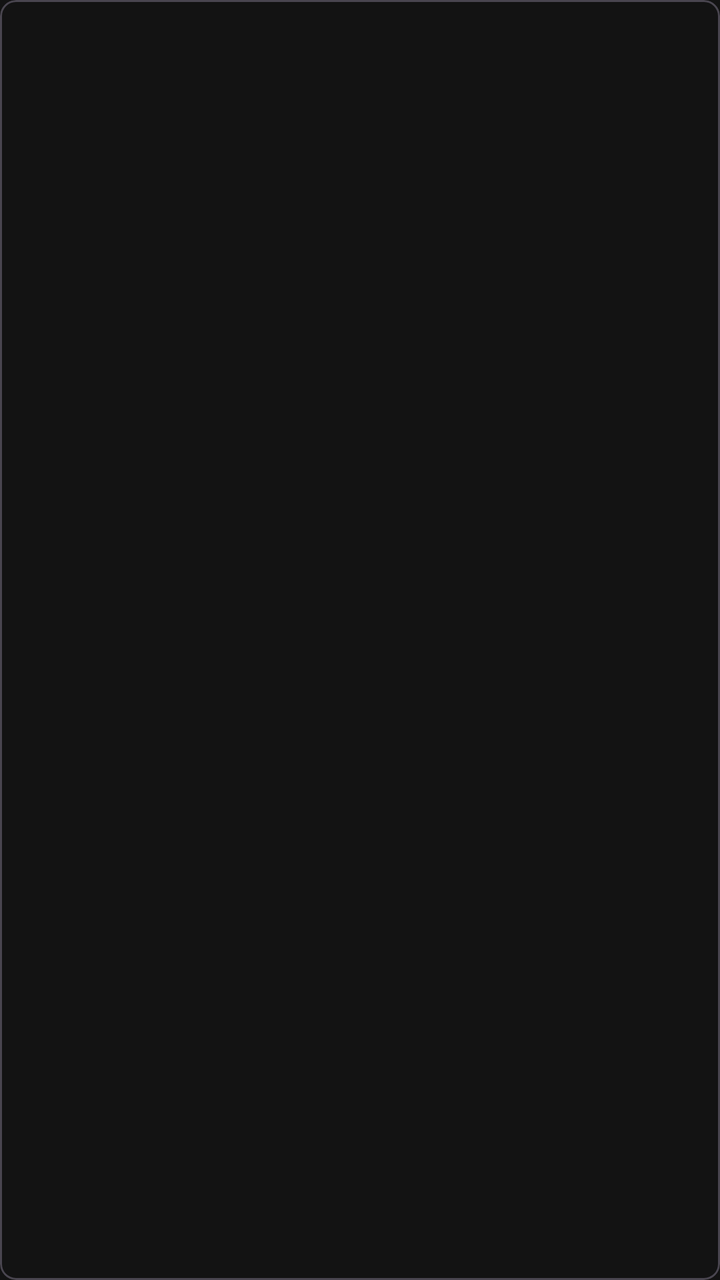
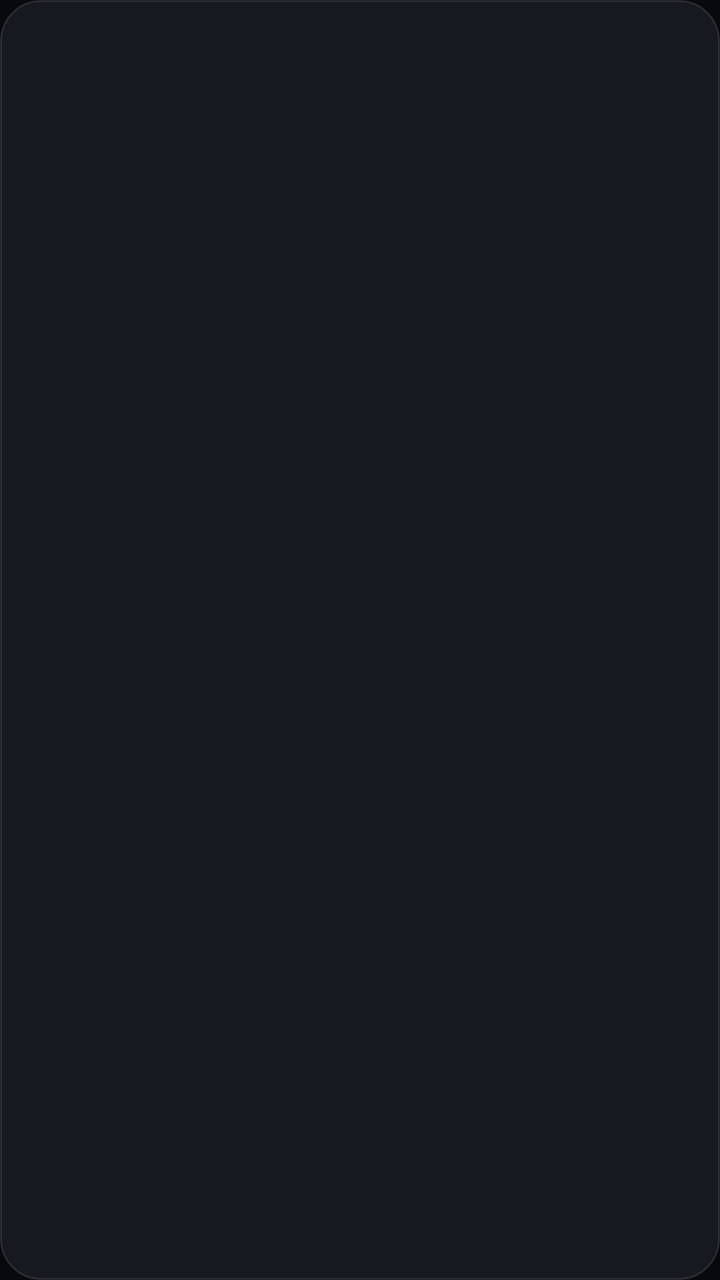

Before-and-after screenshots of an Android layout around one commit, followed by the original layout XML and the change that was made.
<!-- AndroidManifest.xml: application theme Theme.HideRecents -->
<!-- res/layout/item_command.xml -->
<?xml version="1.0" encoding="utf-8"?>
<com.google.android.material.card.MaterialCardView xmlns:android="http://schemas.android.com/apk/res/android"
    xmlns:app="http://schemas.android.com/apk/res-auto"
    android:layout_width="match_parent"
    android:layout_height="wrap_content"
    android:layout_marginHorizontal="4dp"
    android:layout_marginVertical="2dp"
    app:cardCornerRadius="8dp"
    app:cardElevation="0dp">

    <LinearLayout
        android:layout_width="match_parent"
        android:layout_height="wrap_content"
        android:orientation="vertical"
        android:padding="8dp">

        <TextView
            android:id="@+id/tvCommand"
            android:layout_width="match_parent"
            android:layout_height="wrap_content"
            android:textSize="13sp"
            android:fontFamily="monospace" />

        <TextView
            android:id="@+id/tvDescription"
            android:layout_width="match_parent"
            android:layout_height="wrap_content"
            android:textSize="11sp"
            android:fontFamily="sans-serif-light"
            android:layout_marginTop="2dp" />
    </LinearLayout>

</com.google.android.material.card.MaterialCardView>
<!-- resources referenced by this layout -->
<resources>
  <style name="Theme.HideRecents" parent="Theme.Material3.Dark.NoActionBar">
          <item name="colorPrimary">@color/primary</item>
          <item name="colorOnPrimary">@color/on_primary</item>
          <item name="colorPrimaryContainer">@color/primary_container</item>
          <item name="colorOnPrimaryContainer">@color/on_surface</item>
          <item name="colorSecondary">@color/secondary</item>
          <item name="colorOnSecondary">@color/on_secondary</item>
          <item name="colorSecondaryContainer">@color/secondary_container</item>
          <item name="colorOnSecondaryContainer">@color/on_secondary_container</item>
          <item name="android:colorBackground">@color/background</item>
          <item name="colorOnBackground">@color/on_surface</item>
          <item name="colorSurface">@color/surface</item>
          <item name="colorOnSurface">@color/on_surface</item>
          <item name="colorSurfaceVariant">@color/surface_variant</item>
          <item name="colorOnSurfaceVariant">@color/on_surface_variant</item>
          <item name="colorError">@color/error</item>
          <item name="colorOnError">@color/on_error</item>
          <item name="android:statusBarColor">@color/background</item>
          <item name="android:navigationBarColor">@color/background</item>
          <item name="android:windowLightStatusBar">false</item>
      </style>
  <color name="primary">#FFB0C6FF</color>
  <color name="on_primary">#FF002D6E</color>
  <color name="primary_container">#FF558DFF</color>
  <color name="on_surface">#FFE5E2E1</color>
  <color name="secondary">#FFBDF4FF</color>
  <color name="on_secondary">#FF00363D</color>
  <color name="secondary_container">#FF00E3FD</color>
  <color name="on_secondary_container">#FF00616D</color>
  <color name="background">#FF131313</color>
  <color name="surface">#FF131313</color>
  <color name="surface_variant">#FF353535</color>
  <color name="on_surface_variant">#FFC2C6D7</color>
  <color name="error">#FFFFB4AB</color>
  <color name="on_error">#FF690005</color>
</resources>

<!-- the commit's change to res/layout/item_command.xml (unified diff, before → after) -->
@@ -1,33 +1,11 @@
 <?xml version="1.0" encoding="utf-8"?>
-<com.google.android.material.card.MaterialCardView xmlns:android="http://schemas.android.com/apk/res/android"
-    xmlns:app="http://schemas.android.com/apk/res-auto"
+<LinearLayout xmlns:android="http://schemas.android.com/apk/res/android"
     android:layout_width="match_parent"
     android:layout_height="wrap_content"
-    android:layout_marginHorizontal="4dp"
-    android:layout_marginVertical="2dp"
-    app:cardCornerRadius="8dp"
-    app:cardElevation="0dp">
+    android:background="@drawable/bg_glass_card"
+    android:padding="14dp"
+    android:layout_marginVertical="4dp">
 
-    <LinearLayout
-        android:layout_width="match_parent"
-        android:layout_height="wrap_content"
-        android:orientation="vertical"
-        android:padding="8dp">
-
-        <TextView
-            android:id="@+id/tvCommand"
-            android:layout_width="match_parent"
-            android:layout_height="wrap_content"
-            android:textSize="13sp"
-            android:fontFamily="monospace" />
-
-        <TextView
-            android:id="@+id/tvDescription"
-            android:layout_width="match_parent"
-            android:layout_height="wrap_content"
-            android:textSize="11sp"
-            android:fontFamily="sans-serif-light"
-            android:layout_marginTop="2dp" />
-    </LinearLayout>
-
-</com.google.android.material.card.MaterialCardView>
+    <TextView android:id="@+id/tvCommand" android:layout_width="match_parent" android:layout_height="wrap_content"
+        android:textSize="13sp" android:textColor="@color/on_surface" android:fontFamily="monospace" />
+</LinearLayout>
<!-- resource entries referenced after the edit -->
@@ -4,7 +4,7 @@
           <item name="colorPrimary">@color/primary</item>
           <item name="colorOnPrimary">@color/on_primary</item>
           <item name="colorPrimaryContainer">@color/primary_container</item>
-          <item name="colorOnPrimaryContainer">@color/on_surface</item>
+          <item name="colorOnPrimaryContainer">@color/on_primary_container</item>
           <item name="colorSecondary">@color/secondary</item>
           <item name="colorOnSecondary">@color/on_secondary</item>
           <item name="colorSecondaryContainer">@color/secondary_container</item>
@@ -21,19 +21,32 @@
           <item name="android:navigationBarColor">@color/background</item>
           <item name="android:windowLightStatusBar">false</item>
       </style>
-  <color name="primary">#FFB0C6FF</color>
-  <color name="on_primary">#FF002D6E</color>
-  <color name="primary_container">#FF558DFF</color>
-  <color name="on_surface">#FFE5E2E1</color>
-  <color name="secondary">#FFBDF4FF</color>
-  <color name="on_secondary">#FF00363D</color>
-  <color name="secondary_container">#FF00E3FD</color>
-  <color name="on_secondary_container">#FF00616D</color>
-  <color name="background">#FF131313</color>
-  <color name="surface">#FF131313</color>
-  <color name="surface_variant">#FF353535</color>
-  <color name="on_surface_variant">#FFC2C6D7</color>
-  <color name="error">#FFFFB4AB</color>
+  <color name="surface_container">#FF161920</color>
+  <color name="glass_border">#1AFFFFFF</color>
+  <color name="primary">#FF6C9CFF</color>
+  <color name="on_primary">#FF002E6B</color>
+  <color name="primary_container">#FF1A4A8A</color>
+  <color name="on_primary_container">#FFA8CBFF</color>
+  <color name="on_surface">#FFEAEDF3</color>
+  <!-- drawable bg_glass_card (drawable) -->
+  <?xml version="1.0" encoding="utf-8"?>
+  <shape xmlns:android="http://schemas.android.com/apk/res/android"
+      android:shape="rectangle">
+      <solid android:color="@color/surface_container" />
+      <corners android:radius="20dp" />
+      <stroke
+          android:width="1dp"
+          android:color="@color/glass_border" />
+  </shape>
+  <color name="secondary">#FF4DD8D0</color>
+  <color name="on_secondary">#FF003735</color>
+  <color name="secondary_container">#FF1A4F4C</color>
+  <color name="on_secondary_container">#FF7FF5EC</color>
+  <color name="background">#FF08090C</color>
+  <color name="surface">#FF08090C</color>
+  <color name="surface_variant">#FF242830</color>
+  <color name="on_surface_variant">#FF9CA3B4</color>
+  <color name="error">#FFFF6B6B</color>
   <color name="on_error">#FF690005</color>
 </resources>
 
